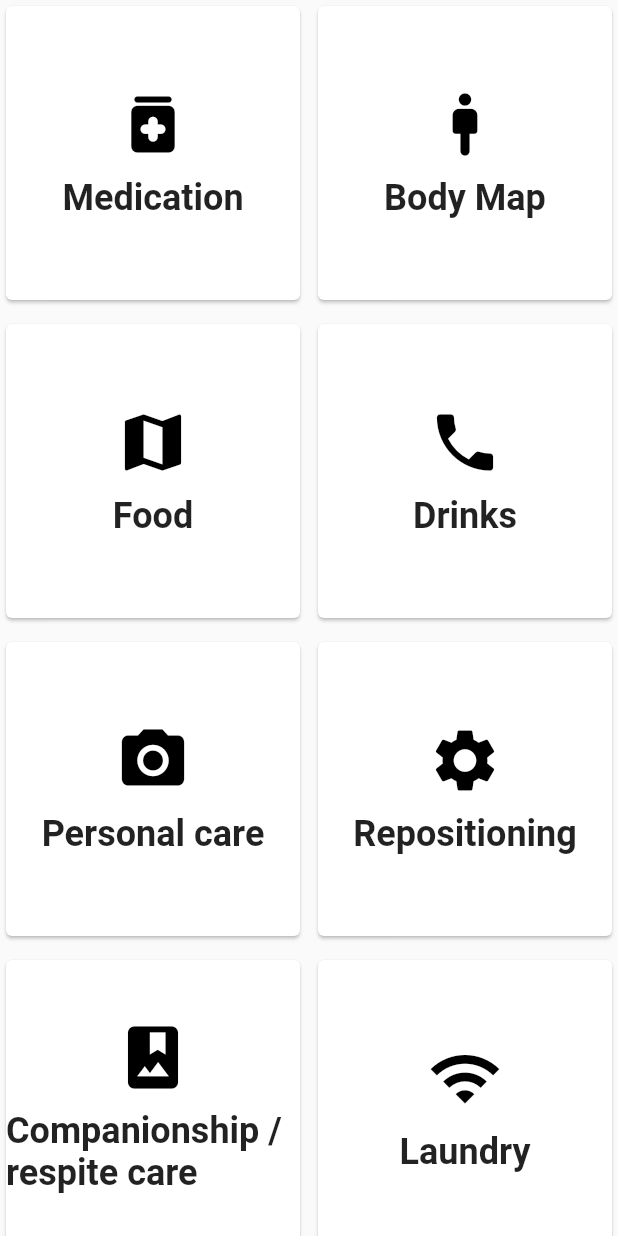
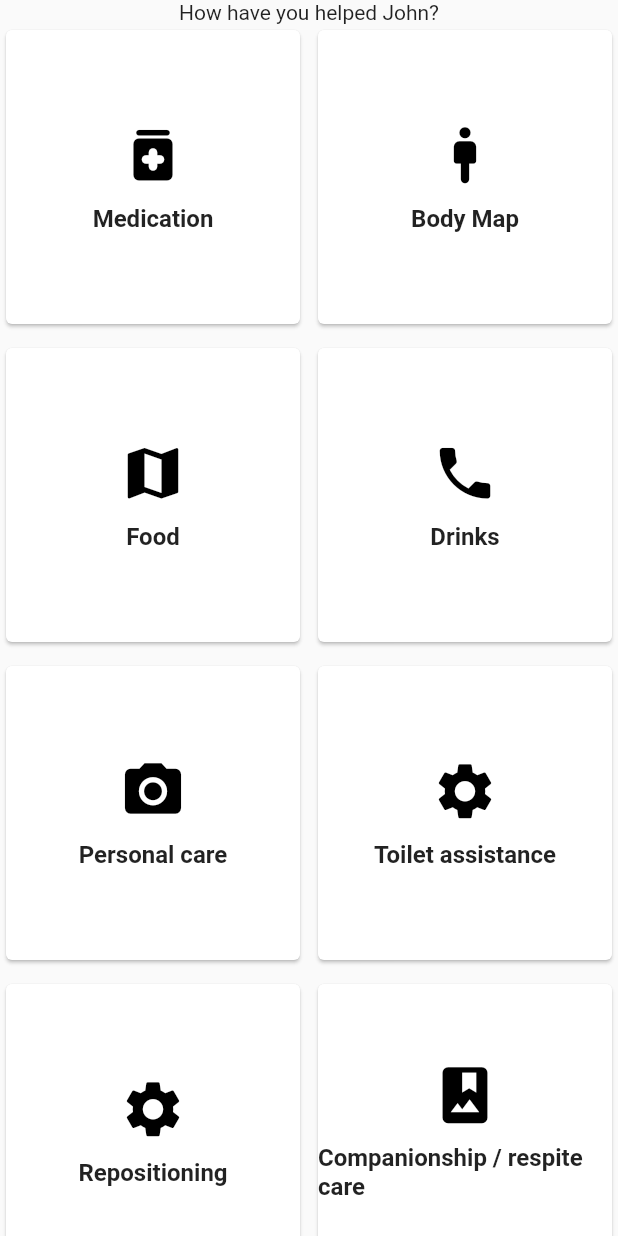
Before and after one commit to Sujithraj22/domiciliary_care, a Flutter app: the screen it shows after launch, on a phone screen of 412 x 824 dp. Run offline on Flutter 3.47's test engine with Material 2 defaults, Android fonts, the phone set to English and light mode, and no system bars; Roboto replaces fonts that are missing (Poppins).

Commit message:
started layout

```diff
--- a/lib/models/work.dart
+++ b/lib/models/work.dart
@@ -13,6 +13,7 @@ List<Work> works = <Work>[
   const Work(title: 'Food', icon: Icons.map),
   const Work(title: 'Drinks', icon: Icons.phone),
   const Work(title: 'Personal care', icon: Icons.camera_alt),
+  const Work(title: 'Toilet assistance', icon: Icons.settings),
   const Work(title: 'Repositioning', icon: Icons.settings),
   const Work(title: 'Companionship / respite care', icon: Icons.photo_album),
   const Work(title: 'Laundry', icon: Icons.wifi),
@@ -29,7 +30,7 @@ class SelectWork extends StatelessWidget {
   @override
   Widget build(BuildContext context) {
     final TextStyle textStyle =
-    TextStyle(fontSize: 24, fontWeight: FontWeight.bold);
+    TextStyle(fontSize: 16, fontWeight: FontWeight.bold,);
     return Card(
       color: Colors.white,
       child: Center(
@@ -38,7 +39,7 @@ class SelectWork extends StatelessWidget {
             crossAxisAlignment: CrossAxisAlignment.center,
             children: <Widget>[
 
-              Icon(work.icon, size: 50.0, color: Colors.black),
+              Icon(work.icon, size: 45.0, color: Colors.black),
               SizedBox(height: 10),
               Text((work.title).toString(), style: textStyle),
             ]),
--- a/lib/screens/visiting_screen.dart
+++ b/lib/screens/visiting_screen.dart
@@ -13,27 +13,30 @@ class _VisitingScreenState extends State<VisitingScreen> {
   @override
   Widget build(BuildContext context) {
     return Scaffold(
-      // body: SafeArea(
-      //   child: Column(children: [
-      //     const Text(
-      //       'How have you helped John?',
-      //       style: TextStyle(fontSize: 24, fontWeight: FontWeight.bold),
-      //     ),
+
 
           //grid view
-          body:GridView.count(
-            crossAxisCount: 2,
-            crossAxisSpacing: 4.0,
-            mainAxisSpacing: 8.0,
-            children: List.generate(works.length, (index) {
-              return Center(
-                child: SelectWork(work: works[index]),
-              );
-            }),
+          body:SafeArea(
+            child: Column(
+              children: [
+                Text('How have you helped John?'),
+                Expanded(
+                  child: GridView.count(
+                    shrinkWrap: true,
+                    crossAxisCount: 2,
+                    crossAxisSpacing: 4.0,
+                    mainAxisSpacing: 8.0,
+                    children: List.generate(works.length, (index) {
+                      return SelectWork(work: works[index]);
+                    }),
 
          // ),
        // ]),
       ),
+                ),
+              ],
+            ),
+          ),
     );
   }
 }
```
